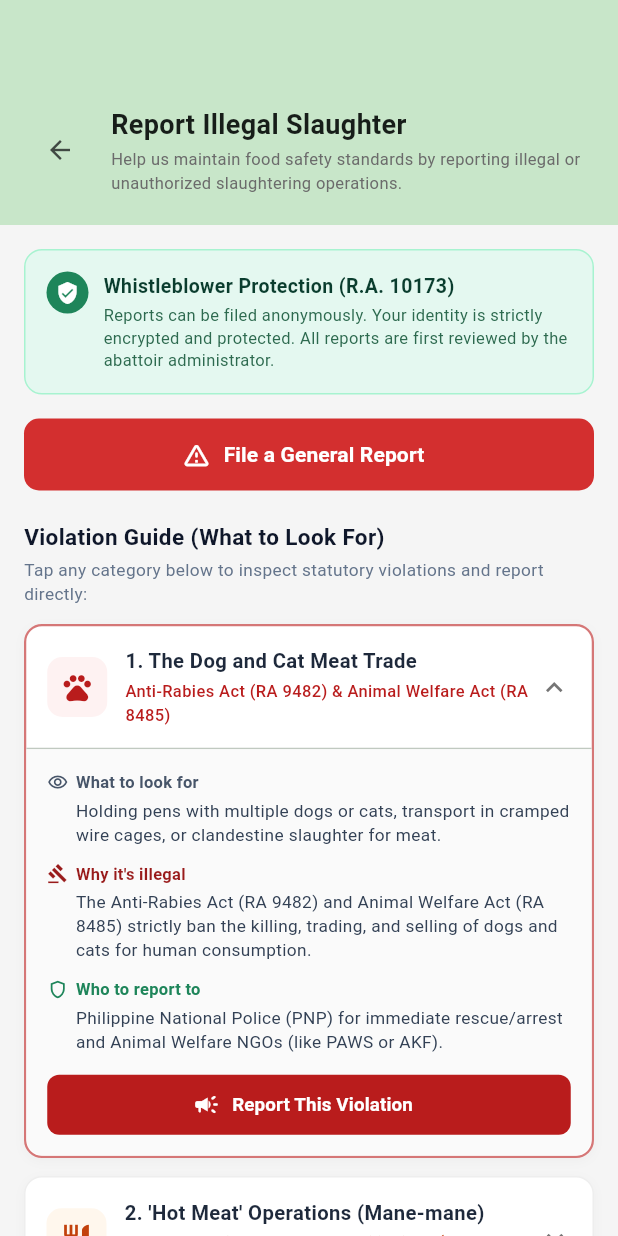
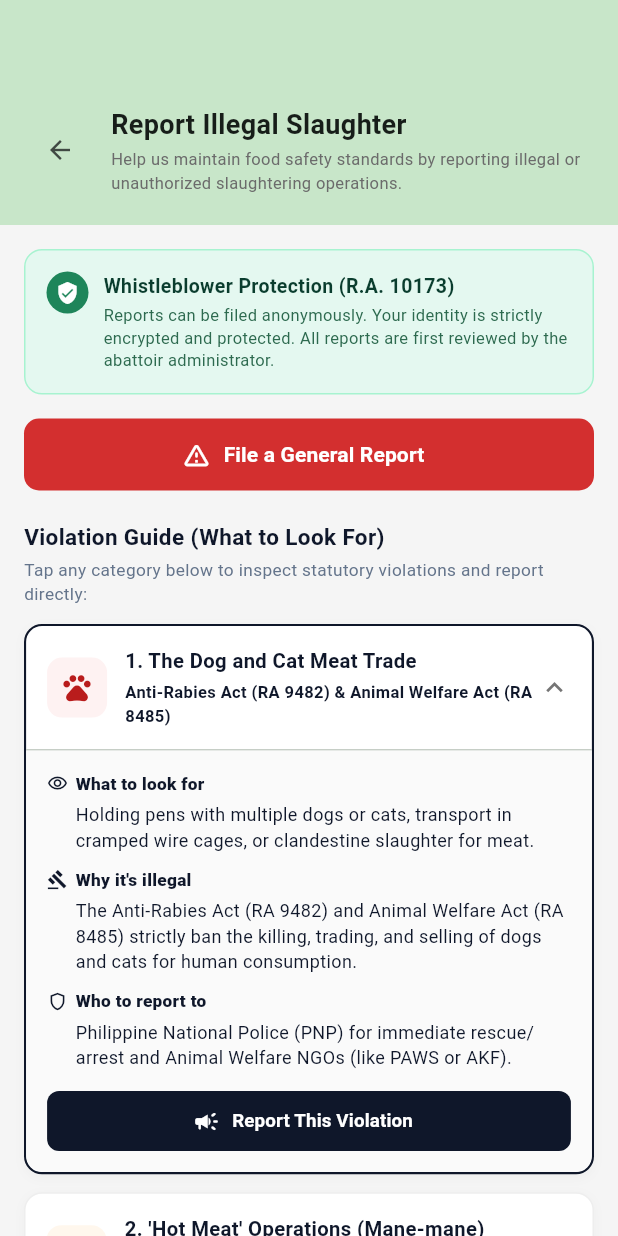
Before and after one commit to johnpaulmarbella123-alt/TC_AA_Slaughterhouse_Application, a Flutter app: the ReportIllegalSlaughterScreen screen opened directly, after a tap on "1. The Dog and Cat Meat Trade", on a phone screen of 412 x 824 dp. Run offline on Flutter 3.47's test engine with Material 3 defaults, Android fonts, the light colour scheme and no system bars; our stand-ins replace file_picker, flutter_dotenv, google_fonts, image_picker, pdf, printing and 3 more; missing offline and left inert: dart:js_interop, google_mlkit_text_recognition; accounts and stored records are empty.

Commit message:
style: update violation guide typography to professional black and unified button styling

```diff
--- a/mobile_app/lib/screen/report_illegal_slaughter_screen.dart
+++ b/mobile_app/lib/screen/report_illegal_slaughter_screen.dart
@@ -300,8 +300,8 @@
         color: Colors.white,
         borderRadius: BorderRadius.circular(12),
         border: Border.all(
-          color: _isExpanded ? widget.accentColor.withValues(alpha: 0.6) : Colors.grey.shade200,
-          width: _isExpanded ? 1.5 : 1.0,
+          color: _isExpanded ? const Color(0xFF0F172A) : Colors.grey.shade200,
+          width: _isExpanded ? 1.4 : 1.0,
         ),
         boxShadow: [
           BoxShadow(
@@ -339,17 +339,17 @@
                             widget.title,
                             style: const TextStyle(
                               fontSize: 13.5,
-                              fontWeight: FontWeight.bold,
-                              color: Color(0xFF1E293B),
+                              fontWeight: FontWeight.w700,
+                              color: Color(0xFF0F172A),
                             ),
                           ),
-                          const SizedBox(height: 2),
+                          const SizedBox(height: 3),
                           Text(
                             widget.lawReference,
-                            style: TextStyle(
+                            style: const TextStyle(
                               fontSize: 11,
-                              fontWeight: FontWeight.w500,
-                              color: widget.accentColor,
+                              fontWeight: FontWeight.w600,
+                              color: Color(0xFF0F172A),
                             ),
                           ),
                         ],
@@ -376,21 +376,21 @@
                       label: "What to look for",
                       content: widget.whatToLookFor,
                       icon: Icons.visibility_outlined,
-                      color: const Color(0xFF475569),
+                      color: const Color(0xFF0F172A),
                     ),
                     const SizedBox(height: 10),
                     _detailSection(
                       label: "Why it's illegal",
                       content: widget.whyIllegal,
                       icon: Icons.gavel_outlined,
-                      color: const Color(0xFF991B1B),
+                      color: const Color(0xFF0F172A),
                     ),
                     const SizedBox(height: 10),
                     _detailSection(
                       label: "Who to report to",
                       content: widget.whoToReportTo,
                       icon: Icons.shield_outlined,
-                      color: const Color(0xFF1E855A),
+                      color: const Color(0xFF0F172A),
                     ),
                     const SizedBox(height: 14),
                     SizedBox(
@@ -404,7 +404,7 @@
                           style: TextStyle(fontSize: 12.5, fontWeight: FontWeight.bold),
                         ),
                         style: ElevatedButton.styleFrom(
-                          backgroundColor: widget.accentColor,
+                          backgroundColor: const Color(0xFF0F172A),
                           foregroundColor: Colors.white,
                           elevation: 0,
                           shape: RoundedRectangleBorder(
@@ -439,23 +439,23 @@
             Text(
               label,
               style: TextStyle(
-                fontSize: 11,
-                fontWeight: FontWeight.bold,
+                fontSize: 11.5,
+                fontWeight: FontWeight.w800,
                 color: color,
                 letterSpacing: 0.2,
               ),
             ),
           ],
         ),
-        const SizedBox(height: 3),
+        const SizedBox(height: 4),
         Padding(
           padding: const EdgeInsets.only(left: 19),
           child: Text(
             content,
             style: const TextStyle(
-              fontSize: 11.5,
-              color: Color(0xFF334155),
-              height: 1.35,
+              fontSize: 12,
+              color: Color(0xFF0F172A),
+              height: 1.4,
             ),
           ),
         ),
```
